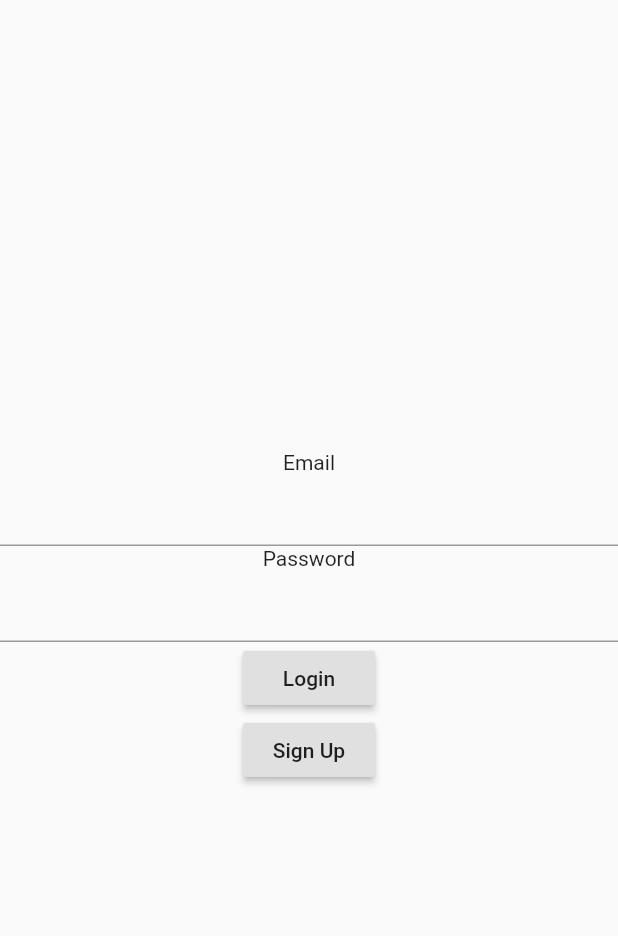
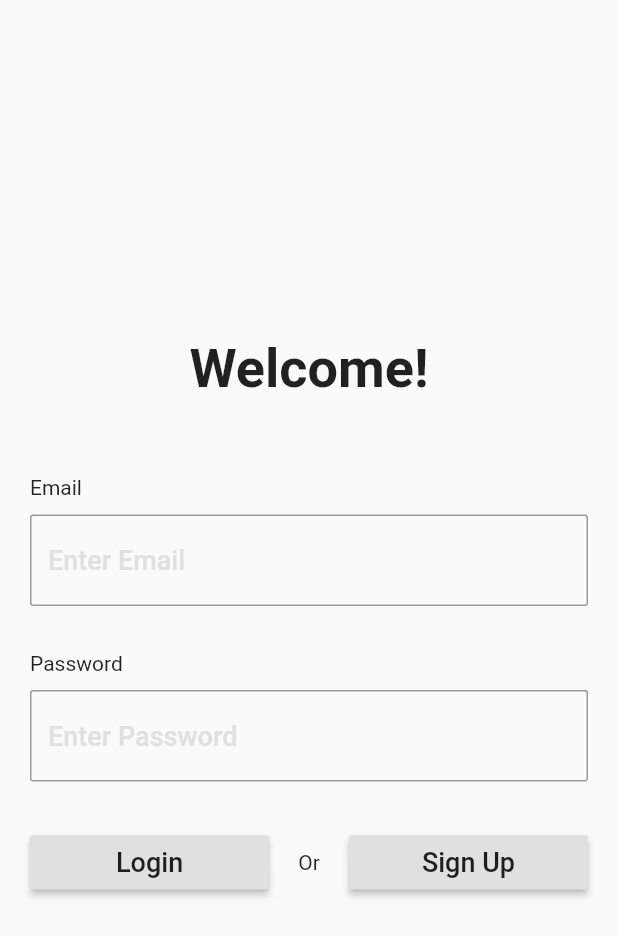
Before and after one commit to AhmedMorra1/elegant_notes, a Flutter app: the screen it shows after launch, on a phone screen of 412 x 824 dp. Shown: the top 936 px of the screen. Run offline on Flutter 3.47's test engine with Material 2 defaults, Android fonts, the phone set to English and light mode, and no system bars; our stand-ins replace cloud_firestore, firebase_auth, firebase_core; accounts and stored records are empty.

Commit message:
added design to the home page

```diff
--- a/lib/screens/edit_note.dart
+++ b/lib/screens/edit_note.dart
@@ -8,7 +8,6 @@ class EditNote extends StatelessWidget {
   final Note note;
   TextEditingController titleController = TextEditingController();
   TextEditingController contentController = TextEditingController();
-  TextEditingController datetimeController = TextEditingController();
   final FirebaseAuth auth = FirebaseAuth.instance;
   final FirebaseFirestore store = FirebaseFirestore.instance;
   EditNote({this.note});
--- a/lib/screens/login.dart
+++ b/lib/screens/login.dart
@@ -1,3 +1,5 @@
+import 'dart:ui';
+
 import 'package:elegant_notes/screens/home.dart';
 import 'package:flutter/material.dart';
 import 'package:firebase_auth/firebase_auth.dart';
@@ -7,28 +9,87 @@ class LoginPage extends StatelessWidget {
   static String password;
   final FirebaseAuth auth = FirebaseAuth.instance;
   static String uid;
+  TextEditingController emailController = TextEditingController();
+  TextEditingController passwordController = TextEditingController();
   @override
   Widget build(BuildContext context) {
     return Scaffold(
       body: SafeArea(
+        child: Padding(
+          padding: const EdgeInsets.all(20),
           child: Column(
             mainAxisAlignment: MainAxisAlignment.center,
-          crossAxisAlignment: CrossAxisAlignment.center,
+            crossAxisAlignment: CrossAxisAlignment.start,
             children: [
+              Center(
+                child: Text(
+                  'Welcome!',
+                  style: TextStyle(fontSize: 36, fontWeight: FontWeight.bold),
+                ),
+              ),
+              SizedBox(
+                height: 50,
+              ),
               Text('Email'),
+              SizedBox(
+                height: 10,
+              ),
               TextField(
-              onChanged: (value) {
-                email = value;
-              },
+                controller: emailController,
+                maxLines: 1,
+                autofocus: false,
+                showCursor: true,
+                keyboardType: TextInputType.emailAddress,
+                decoration: InputDecoration(
+                  hintText: 'Enter Email',
+                  hintStyle: TextStyle(
+                    color: Colors.grey.shade300,
+                    fontSize: 18,
+                    fontWeight: FontWeight.w500,
+                  ),
+                  border: OutlineInputBorder(borderSide: BorderSide(color: Colors.grey), borderRadius: BorderRadius.all(Radius.circular(2))),
+                ),
+                textAlign: TextAlign.start,
+              ),
+              //Text('Password'),
+              SizedBox(
+                height: 30,
               ),
               Text('Password'),
+              SizedBox(
+                height: 10,
+              ),
               TextField(
-              onChanged: (value) {
-                password = value;
-              },
+                controller: passwordController,
+                maxLines: 1,
+                autofocus: false,
+                showCursor: true,
+                keyboardType: TextInputType.text,
+                obscureText: true,
+                decoration: InputDecoration(
+                  hintText: 'Enter Password',
+                  hintStyle: TextStyle(
+                    color: Colors.grey.shade300,
+                    fontSize: 18,
+                    fontWeight: FontWeight.w500,
                   ),
-            RaisedButton(
-              child: Text('Login'),
+                  border: OutlineInputBorder(borderSide: BorderSide(color: Colors.grey), borderRadius: BorderRadius.all(Radius.circular(2))),
+                ),
+                textAlign: TextAlign.start,
+              ),
+              SizedBox(
+                height: 30,
+              ),
+              Row(
+                mainAxisAlignment: MainAxisAlignment.center,
+                children: [
+                  Expanded(
+                    flex: 3,
+                    child: RaisedButton(
+                      child: Text(
+                        'Login',
+                        style: TextStyle(fontSize: 18),
+                      ),
                       onPressed: () {
                         print('Login button pressed');
                         _signInWithEmailAndPassword(context);
@@ -39,14 +100,29 @@ class LoginPage extends StatelessWidget {
                         }));
                       },
                     ),
-            RaisedButton(
-              child: Text('Sign Up'),
+                  ),
+                  Expanded(
+                    child: Center(child: Text('Or')),
+                    flex: 1,
+                  ),
+                  Expanded(
+                    flex: 3,
+                    child: RaisedButton(
+                      highlightColor: Colors.blue,
+                      child: Text(
+                        'Sign Up',
+                        style: TextStyle(fontSize: 18),
+                      ),
                       onPressed: () {
                         print('Sign Up button pressed');
                         _register();
                       },
                     ),
+                  ),
                 ],
+              ),
+            ],
+          ),
         ),
       ),
     );
@@ -55,8 +131,8 @@ class LoginPage extends StatelessWidget {
   // Example code for registration.
   void _register() async {
     final User user = (await auth.createUserWithEmailAndPassword(
-      email: email,
-      password: password,
+      email: emailController.text,
+      password: passwordController.text,
     ))
         .user;
     if (user != null) {
@@ -70,8 +146,8 @@ class LoginPage extends StatelessWidget {
   void _signInWithEmailAndPassword(BuildContext context) async {
     try {
       final User user = (await auth.signInWithEmailAndPassword(
-        email: email,
-        password: password,
+        email: emailController.text,
+        password: passwordController.text,
       ))
           .user;
       print('Signed In');
```
Lines whose indentation alone changed are shown as unchanged.
